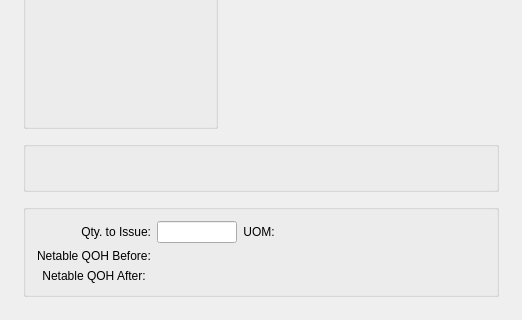
Qt form guiclient/issueWoMaterialItem.ui (Pegasus-RPG/xtuple-client) before a commit; both pictures show x 0 to 522 and y 200 to 520 of the 522 by 520 pixel window.
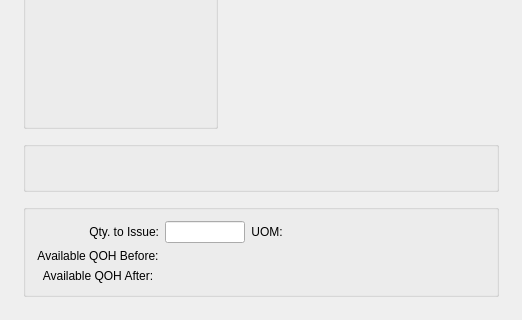
The same form after that commit. Custom widgets are drawn as their Qt base class.

Diff of the .ui file:
```diff
--- a/guiclient/issueWoMaterialItem.ui
+++ b/guiclient/issueWoMaterialItem.ui
@@ -248,7 +248,7 @@
            <string/>
           </property>
           <property name="text">
-           <string>Netable QOH Before:</string>
+           <string>Available QOH Before:</string>
           </property>
           <property name="alignment">
            <set>Qt::AlignCenter</set>
@@ -271,7 +271,7 @@
         <item row="2" column="0">
          <widget class="QLabel" name="_afterQtyLit">
           <property name="text">
-           <string>Netable QOH After:</string>
+           <string>Available QOH After:</string>
           </property>
           <property name="alignment">
            <set>Qt::AlignCenter</set>
```
